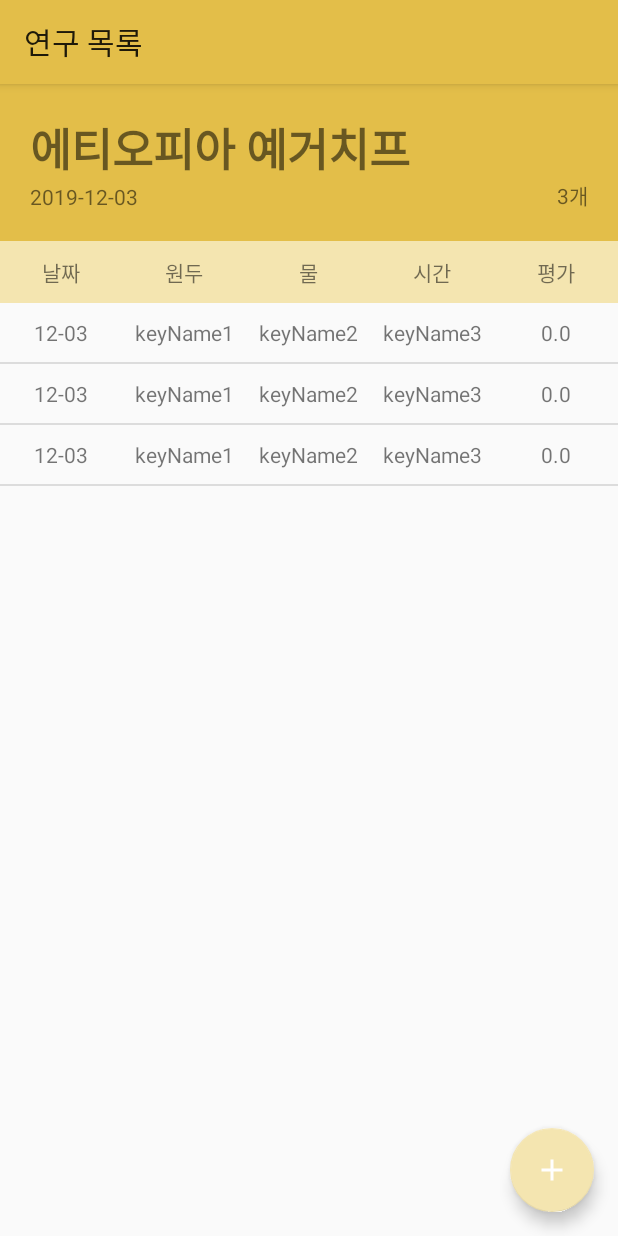
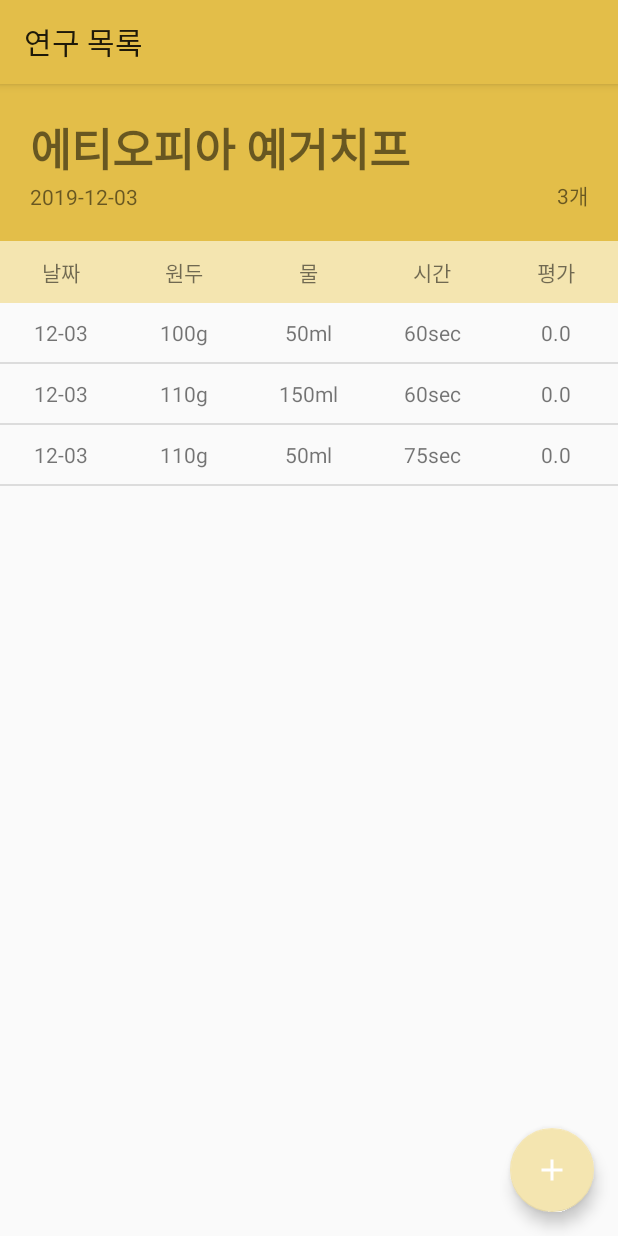
Before and after one commit to mine0697782/2019-MobileProgramming-Group-H, an Android app: the screen it shows after launch (ResearchingListActivity), after a tap on "진행중", on a phone screen of 412 x 824 dp. Run offline under Robolectric (Android 15) with nearby library versions, the phone set to English and light mode, and no system bars; libraries missing offline, so code that uses them is left out: me.relex.circleindicator; 3 statements that could not run were skipped.

Commit message:
레시피추가, 연구목록 액티비티 문제 수정

```diff
--- a/Android/RecipeLab/app/src/main/java/com/grouph/recipelab/activity/ResearchingListActivity.kt
+++ b/Android/RecipeLab/app/src/main/java/com/grouph/recipelab/activity/ResearchingListActivity.kt
@@ -45,6 +45,7 @@ class ResearchingListActivity : AppCompatActivity() {
     lateinit var keyName1: TextView
     lateinit var keyName2: TextView
     lateinit var keyName3: TextView
+    var eleNum: Int = 0
 
     lateinit var rv: RecyclerView
     lateinit var adapter: ResearchListAdapter
@@ -85,6 +86,7 @@ class ResearchingListActivity : AppCompatActivity() {
         recipeNo = intent.getIntExtra("recipeNo", 0)
         Log.d(TAG, "recipeNo = "+recipeNo)
 
+        eleNum = intent.getIntExtra("eleNum", 0)
         textName.text = intent.getStringExtra("recipeName")
         textResNum.text = intent.getIntExtra("resNum", 0).toString()+"개"
         textDate.text = intent.getStringExtra("date")
@@ -94,27 +96,27 @@ class ResearchingListActivity : AppCompatActivity() {
 
         helper = MySQLIteOpenHelper(this, "file.db",null, 1)
 
-        Log.d(TAG, "곧 try")
+//        Log.d(TAG, "곧 try")
         try {
-            Log.d(TAG, "try 시작")
+//            Log.d(TAG, "try 시작")
             db = helper.readableDatabase
             var resCursor = db.rawQuery("select * from researchTable where recipeNo = "+recipeNo, null)
             while (resCursor.moveToNext()) {
-                Log.d(TAG, "while 진입")
+//                Log.d(TAG, "while 진입")
                 resCursor.apply {
                     val data = Research(recipeNo, getFloat(3), getString(2).slice(IntRange(5, 9)), getInt(0))
                     myData.add(data)
                 }
             }
             db.close()
-            Log.d(TAG, "try 끝")
+//            Log.d(TAG, "try 끝")
         } catch (e: SQLiteException) {
             e.printStackTrace()
         }
-        Log.d(TAG, "try 탈출")
+//        Log.d(TAG, "try 탈출")
 
         rv = rv_list_researches
-        adapter = ResearchListAdapter(myData, recipeNo,this, helper)
+        adapter = ResearchListAdapter(myData, recipeNo, eleNum,this, helper)
         adapter.notifyDataSetChanged()
         rv.adapter = adapter
         rv.apply {
--- a/Android/RecipeLab/app/src/main/java/com/grouph/recipelab/adapter/RecipeListAdapter.kt
+++ b/Android/RecipeLab/app/src/main/java/com/grouph/recipelab/adapter/RecipeListAdapter.kt
@@ -40,6 +40,7 @@ class RecipeListAdapter(val data: ArrayList<Recipe>, val context: Activity, val
             intent.putExtra("keyName1", item.keyName1)
             intent.putExtra("keyName2", item.keyName2)
             intent.putExtra("keyName3", item.keyName3)
+            intent.putExtra("eleNum", item.eleNum)
             context.startActivityForResult(intent, 0)
         }
         holder.apply {
--- a/Android/RecipeLab/app/src/main/java/com/grouph/recipelab/adapter/ResearchListAdapter.kt
+++ b/Android/RecipeLab/app/src/main/java/com/grouph/recipelab/adapter/ResearchListAdapter.kt
@@ -6,6 +6,7 @@ package com.grouph.recipelab.adapter
 
 import android.app.Activity
 import android.content.Intent
+import android.util.Log
 import android.view.LayoutInflater
 import android.view.View
 import android.view.ViewGroup
@@ -18,15 +19,26 @@ import com.grouph.recipelab.model.Research
 import kotlinx.android.synthetic.main.activity_researching_list.view.*
 import kotlinx.android.synthetic.main.item_research_elements.view.*
 import kotlinx.android.synthetic.main.item_research_list_card.view.*
+import java.lang.Exception
 
-class ResearchListAdapter(val data: ArrayList<Research>, val recipeNo: Int, val context: Activity, val helper: MySQLIteOpenHelper)
-    : RecyclerView.Adapter<ResearchListAdapter.ViewHolder>() {
+class ResearchListAdapter(
+    val data: ArrayList<Research>,
+    val recipeNo: Int,
+    val eleNum: Int,
+    val context: Activity,
+    val helper: MySQLIteOpenHelper
+) : RecyclerView.Adapter<ResearchListAdapter.ViewHolder>() {
+
+    private val TAG = "ResearchListAdapter"
 
     private val db = helper.readableDatabase
-    private val eleData = arrayListOf<Element>()
+    private val units = arrayListOf<String>()
 
     override fun onCreateViewHolder(parent: ViewGroup, viewType: Int): ViewHolder {
-        val view = LayoutInflater.from(parent.context).inflate(R.layout.item_research_elements, parent, false)
+        val view = LayoutInflater.from(parent.context)
+            .inflate(R.layout.item_research_elements, parent, false)
+        units.addAll(getUnits(recipeNo))
+        Log.d(TAG, units.toString())
 
         return ViewHolder(view)
     }
@@ -38,22 +50,65 @@ class ResearchListAdapter(val data: ArrayList<Research>, val recipeNo: Int, val
     override fun onBindViewHolder(holder: ViewHolder, position: Int) {
         val item = data[position]
         holder.apply {
-            bind(item/*, listener*/)
+            bind(item, getValues(recipeNo,item.researchNo), units)
         }
     }
 
-    fun getElements() {
+    fun getUnits(recipeNo: Int): ArrayList<String> {
+        val data = arrayListOf<String>()
+        try {
+            val cursor =
+                db.rawQuery("select unit from elementsTable where researchNo=-1 and recipeNo="+recipeNo, null)
+            while (cursor.moveToNext()) {
+                data.add(cursor.getString(0))
+            }
+        } catch (e: Exception) {
+            e.printStackTrace()
+        }
+        return data
+    }
 
+    fun getNames(recipeNo: Int): ArrayList<String> {
+        val data = arrayListOf<String>()
+        try {
+            val cursor =
+                db.rawQuery("select name from elementsTable where researchNo=-1 and recipeNo="+recipeNo, null)
+            while (cursor.moveToNext()) {
+                data.add(cursor.getString(0))
+            }
+        } catch (e: Exception) {
+            e.printStackTrace()
+        }
+        return data
+    }
+
+    fun getValues(recipeNo: Int, researchNo: Int): ArrayList<String> {
+        val data = arrayListOf<String>()
+        try {
+            val cursor =
+                db.rawQuery(
+                    "select value from elementsTable where researchNo="+researchNo+" and recipeNo=" + recipeNo,
+                    null
+                )
+            while (cursor.moveToNext()) {
+                data.add(cursor.getString(0))
+            }
+        } catch (e: Exception) {
+            e.printStackTrace()
+        }
+        return data
     }
 
     class ViewHolder(v: View) : RecyclerView.ViewHolder(v) {
         val view = v
-        fun bind(item: Research/*, listener: View.OnClickListener*/) {
+        fun bind(item: Research, values: ArrayList<String>, units: ArrayList<String>) {
+            var data = arrayListOf<String>()
+
             view.text_research_date.text = item.date
             view.text_score.text = item.score.toString()
-//            view.text_keyname1 =
-//            view.text_keyname2 =
-//            view.text_keyname3 =
+            view.text_keyname1.text = values[0] + units[0]
+            view.text_keyname2.text = values[1] + units[1]
+            view.text_keyname3.text = values[2] + units[2]
 
 //            view.setOnClickListener(listener)
 //            view.text_research_coffee_name.text = item.recipeName
--- a/Android/RecipeLab/app/src/main/java/com/grouph/recipelab/helper/MySQLIteOpenHelper.kt
+++ b/Android/RecipeLab/app/src/main/java/com/grouph/recipelab/helper/MySQLIteOpenHelper.kt
@@ -35,15 +35,15 @@ class MySQLIteOpenHelper(
         Element(1, -1, 1, "원두", unit = "g"),
         Element(1, -1, 2, "물", unit = "ml"),
         Element(1, -1, 3, "시간", unit = "sec"),
-        Element(1, 1, 1, "원두", 10, "g"),
-        Element(1, 1, 2, "물", 10, "ml"),
-        Element(1, 1, 3, "시간", 10, "sec"),
-        Element(1, 2, 1, "원두", 10, "g"),
-        Element(1, 2, 2, "물", 10, "ml"),
-        Element(1, 2, 3, "시간", 10, "sec"),
-        Element(1, 3, 1, "원두", 10, "g"),
-        Element(1, 3, 2, "물", 10, "ml"),
-        Element(1, 3, 3, "시간", 10, "sec"),
+        Element(1, 1, 1, "원두", 100, "g"),
+        Element(1, 1, 2, "물", 50, "ml"),
+        Element(1, 1, 3, "시간", 60, "sec"),
+        Element(1, 2, 1, "원두", 110, "g"),
+        Element(1, 2, 2, "물", 150, "ml"),
+        Element(1, 2, 3, "시간", 60, "sec"),
+        Element(1, 3, 1, "원두", 110, "g"),
+        Element(1, 3, 2, "물", 50, "ml"),
+        Element(1, 3, 3, "시간", 75, "sec"),
         Element(2, -1, 1, "원두", unit = "g"),
         Element(2, -1, 2, "물", unit = "ml"),
         Element(2, -1, 3, "시간", unit = "sec"),
--- a/Android/RecipeLab/app/src/main/res/layout/activity_add_recipe.xml
+++ b/Android/RecipeLab/app/src/main/res/layout/activity_add_recipe.xml
@@ -88,7 +88,7 @@
             android:id="@+id/btn_exit"
             android:layout_width="match_parent"
             android:layout_height="wrap_content"
-            android:text="exit" />
+            android:text="등록" />
 
     </LinearLayout>
 </androidx.coordinatorlayout.widget.CoordinatorLayout>
```
